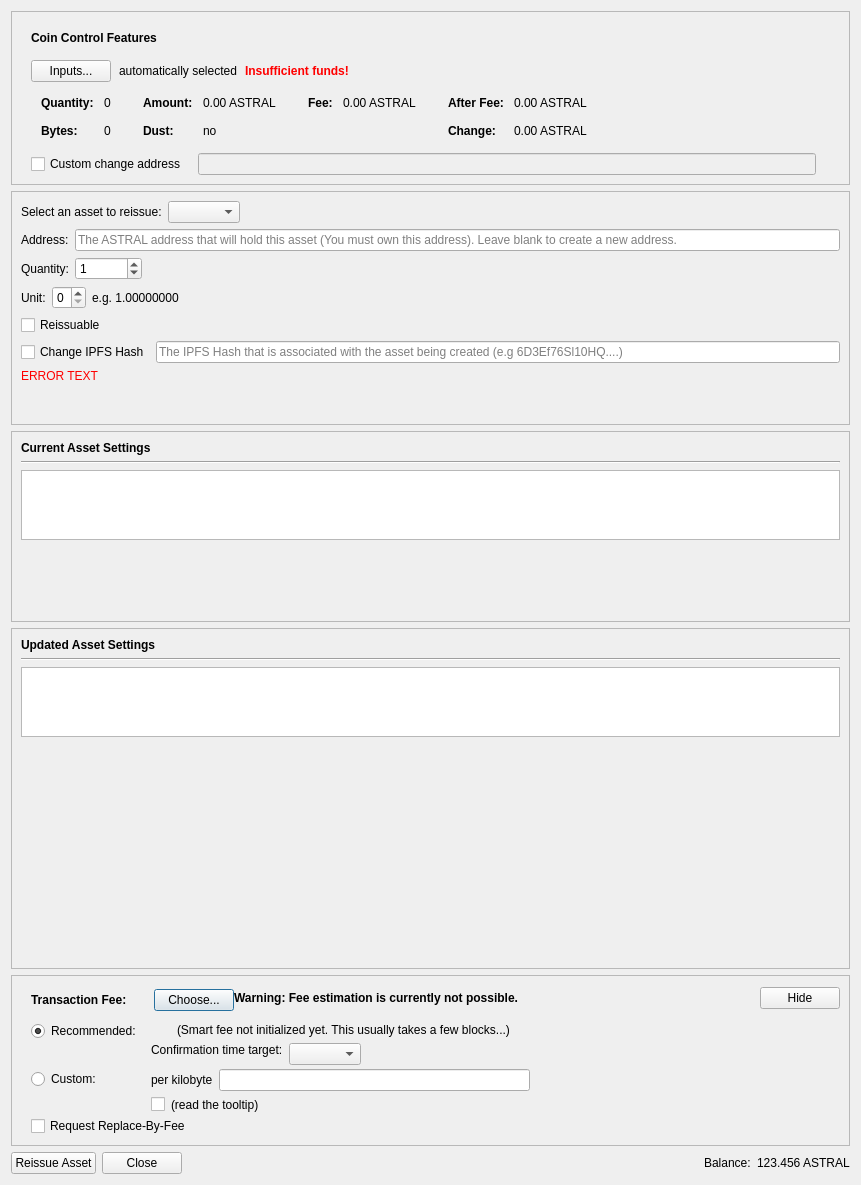
Before: the Qt Designer form src/qt/forms/reissueassetdialog.ui in opteron-coin/opteron, drawn with Qt 5.
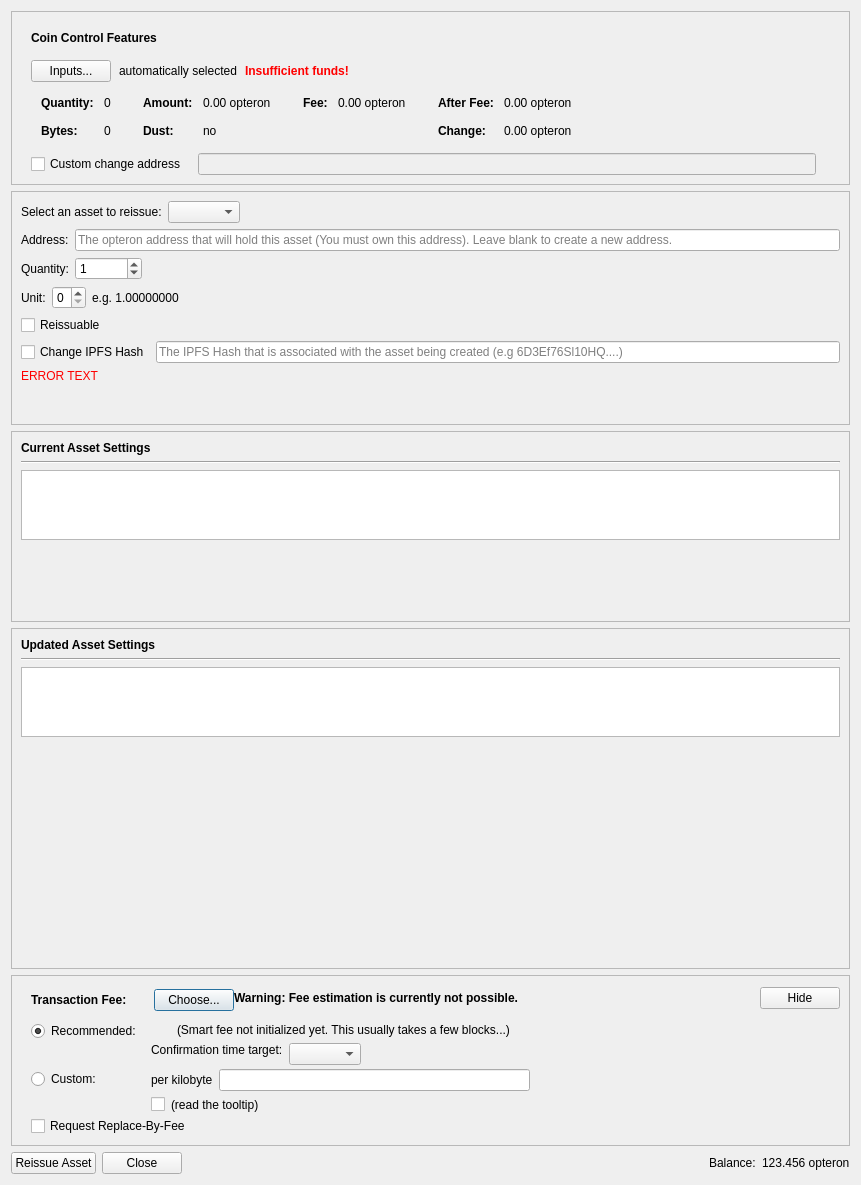
After: the same form once the commit is applied. Custom widgets are drawn as their Qt base class.

```diff
--- a/src/qt/forms/reissueassetdialog.ui
+++ b/src/qt/forms/reissueassetdialog.ui
@@ -297,7 +297,7 @@
                   <enum>Qt::ActionsContextMenu</enum>
                  </property>
                  <property name="text">
-                  <string notr="true">0.00 ASTRAL</string>
+                  <string notr="true">0.00 opteron</string>
                  </property>
                  <property name="textInteractionFlags">
                   <set>Qt::LinksAccessibleByMouse|Qt::TextSelectableByKeyboard|Qt::TextSelectableByMouse</set>
@@ -377,7 +377,7 @@
                   <enum>Qt::ActionsContextMenu</enum>
                  </property>
                  <property name="text">
-                  <string notr="true">0.00 ASTRAL</string>
+                  <string notr="true">0.00 opteron</string>
                  </property>
                  <property name="textInteractionFlags">
                   <set>Qt::LinksAccessibleByMouse|Qt::TextSelectableByKeyboard|Qt::TextSelectableByMouse</set>
@@ -428,7 +428,7 @@
                   <enum>Qt::ActionsContextMenu</enum>
                  </property>
                  <property name="text">
-                  <string notr="true">0.00 ASTRAL</string>
+                  <string notr="true">0.00 opteron</string>
                  </property>
                  <property name="textInteractionFlags">
                   <set>Qt::LinksAccessibleByMouse|Qt::TextSelectableByKeyboard|Qt::TextSelectableByMouse</set>
@@ -457,7 +457,7 @@
                   <enum>Qt::ActionsContextMenu</enum>
                  </property>
                  <property name="text">
-                  <string notr="true">0.00 ASTRAL</string>
+                  <string notr="true">0.00 opteron</string>
                  </property>
                  <property name="textInteractionFlags">
                   <set>Qt::LinksAccessibleByMouse|Qt::TextSelectableByKeyboard|Qt::TextSelectableByMouse</set>
@@ -609,7 +609,7 @@
              <string/>
             </property>
             <property name="placeholderText">
-             <string>The ASTRAL address that will hold this asset (You must own this address). Leave blank to create a new address.</string>
+             <string>The opteron address that will hold this asset (You must own this address). Leave blank to create a new address.</string>
             </property>
            </widget>
           </item>
@@ -1438,7 +1438,7 @@
      <item>
       <widget class="QLabel" name="labelBalance">
        <property name="text">
-        <string>123.456 ASTRAL</string>
+        <string>123.456 opteron</string>
        </property>
       </widget>
      </item>
```
Left out of the diff: 10 changed lines with no effect on the pictures.
